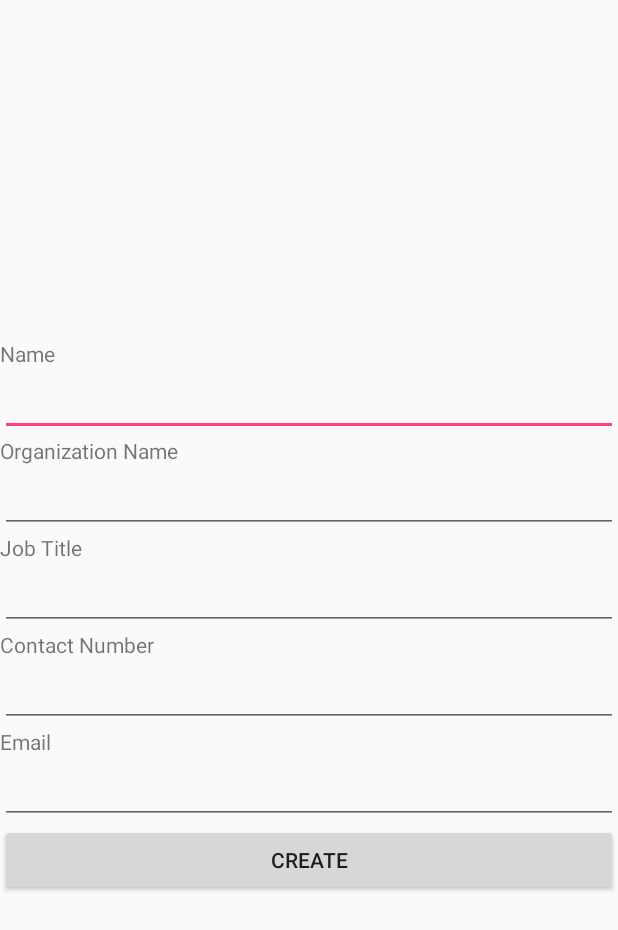
After one commit to Print-ABC/3103-3203-group-31, an Android app: the layout fragment_create_nc_org.xml on its own in the app's theme, with its tools: preview values and no code run, on a phone screen of 412 x 824 dp. The commit adds this screen. Shown: the top 930 px of the screen. Run offline under Robolectric (Android 15) with nearby library versions, the phone set to English and light mode, and no system bars.

Commit message:
Now able to create organization card

```diff
--- a/android/app/src/main/java/activities/LoginActivity.java
+++ b/android/app/src/main/java/activities/LoginActivity.java
@@ -14,7 +14,6 @@ import android.widget.Toast;
 import com.ncshare.ncshare.R;
 
 import common.SessionHandler;
-import models.Result;
 import models.User;
 import retrofit2.Call;
 import retrofit2.Callback;
@@ -92,7 +91,7 @@ public class LoginActivity extends AppCompatActivity {
         user.setUsername(username);
         Call<User> call = RetrofitClient
                 .getInstance()
-                .getApi()
+                .getUserApi()
                 .login(user);
         call.enqueue(new Callback<User>() {
             @Override
--- a/android/app/src/main/java/services/RetrofitClient.java
+++ b/android/app/src/main/java/services/RetrofitClient.java
@@ -11,7 +11,7 @@ import retrofit2.converter.gson.GsonConverterFactory;
 import static okhttp3.logging.HttpLoggingInterceptor.*;
 
 public class RetrofitClient {
-    private static final String BASE_URL = "http://10.0.2.2/ncshare/rest/user/";;
+    private static final String BASE_URL = "http://10.0.2.2/ncshare/rest/";
     private Retrofit retrofit;
     private static RetrofitClient retrofitClient;
 
@@ -38,7 +38,9 @@ public class RetrofitClient {
         return retrofitClient;
         }
 
-    public UserService getApi() {
+    public UserService getUserApi() {
         return retrofit.create(UserService.class);
     }
+    public OrganizationService getOrganizationApi() { return retrofit.create(OrganizationService.class);
+    }
 }
--- a/android/app/src/main/java/services/UserService.java
+++ b/android/app/src/main/java/services/UserService.java
@@ -22,9 +22,9 @@ public interface UserService {
     @GET
     Call<User> getUser(@Url String url);
 
-    @POST("post")
+    @POST("user/post")
     Call<Result> addUser(@Body User body);
 
-    @POST("login")
+    @POST("user/login")
     Call<User> login(@Body User body);
 }
--- /dev/null
+++ b/android/app/src/main/res/layout/fragment_create_nc_org.xml
@@ -0,0 +1,85 @@
+<LinearLayout xmlns:android="http://schemas.android.com/apk/res/android"
+    xmlns:tools="http://schemas.android.com/tools"
+    android:layout_width="match_parent"
+    android:layout_height="match_parent"
+    android:gravity="center_vertical|center_horizontal|center"
+    android:orientation="vertical"
+    tools:context="fragments.CreateNCFragment">
+
+    <TextView
+        android:id="@+id/tvName"
+        android:layout_width="match_parent"
+        android:layout_height="wrap_content"
+        android:text="Name" />
+
+    <EditText
+        android:id="@+id/etName"
+        android:layout_width="match_parent"
+        android:layout_height="wrap_content"
+        android:ems="10"
+        android:inputType="textPersonName"
+        android:maxLength="30" />
+
+    <TextView
+        android:id="@+id/tvOrgName"
+        android:layout_width="match_parent"
+        android:layout_height="wrap_content"
+        android:text="Organization Name" />
+
+    <EditText
+        android:id="@+id/etOrgName"
+        android:layout_width="match_parent"
+        android:layout_height="wrap_content"
+        android:ems="10"
+        android:inputType="textPersonName"
+        android:maxLength="40" />
+
+    <TextView
+        android:id="@+id/tvJobTitle"
+        android:layout_width="match_parent"
+        android:layout_height="wrap_content"
+        android:text="Job Title" />
+
+    <EditText
+        android:id="@+id/etJobTitle"
+        android:layout_width="match_parent"
+        android:layout_height="wrap_content"
+        android:ems="10"
+        android:inputType="textPersonName"
+        android:maxLength="20" />
+
+    <TextView
+        android:id="@+id/tvContact"
+        android:layout_width="match_parent"
+        android:layout_height="wrap_content"
+        android:text="Contact Number" />
+
+    <EditText
+        android:id="@+id/etContact"
+        android:layout_width="match_parent"
+        android:layout_height="wrap_content"
+        android:ems="10"
+        android:inputType="phone"
+        android:maxLength="8" />
+
+    <TextView
+        android:id="@+id/tvEmail"
+        android:layout_width="match_parent"
+        android:layout_height="wrap_content"
+        android:text="Email" />
+
+    <EditText
+        android:id="@+id/etEmail"
+        android:layout_width="match_parent"
+        android:layout_height="wrap_content"
+        android:ems="10"
+        android:inputType="textPersonName"
+        android:maxLength="40" />
+
+    <Button
+        android:id="@+id/btnCreate"
+        android:layout_width="match_parent"
+        android:layout_height="wrap_content"
+        android:text="Create" />
+
+</LinearLayout>
```
Also changed, not shown: android/app/src/main/java/activities/RegisterActivity.java (+7 -7 lines), android/app/src/main/java/fragments/CreateNCFragment.java (added, +151 -0 lines), android/app/src/main/java/fragments/HomeFragment.java (+9 -1 lines), android/app/src/main/java/models/Organization.java (added, +76 -0 lines), android/app/src/main/java/services/OrganizationService.java (added, +12 -0 lines), android/app/src/main/res/layout/fragment_create_nc_student.xml (added, +71 -0 lines), 3 other files.
